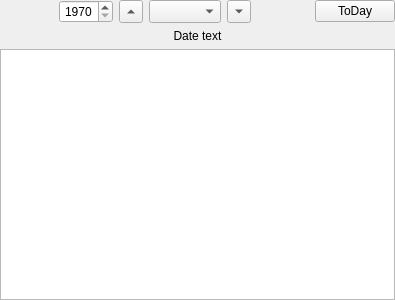
Above: Src/LunarCalendar.ui from KangLin/LunarCalendar before the change. Below: the same form after it.
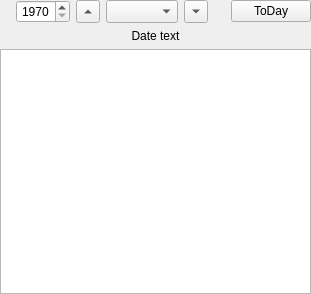
That is the form after the change.

What changed in the file:
```diff
--- a/Src/LunarCalendar.ui
+++ b/Src/LunarCalendar.ui
@@ -6,8 +6,8 @@
    <rect>
     <x>0</x>
     <y>0</y>
-    <width>395</width>
-    <height>300</height>
+    <width>311</width>
+    <height>294</height>
    </rect>
   </property>
   <property name="windowTitle">
```
